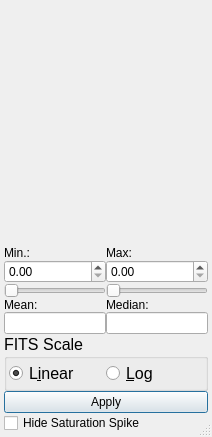
Before: the Qt Designer form kstars/fitsviewer/fitshistogramui.ui in KDE/kstars, drawn with Qt 5.
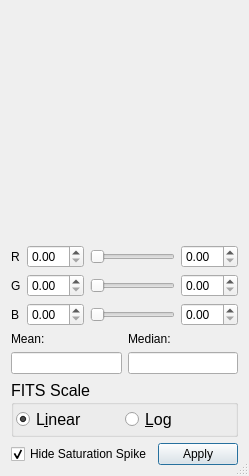
After: the same form once the commit is applied. Custom widgets are drawn as their Qt base class.

Patch:
```diff
--- a/kstars/fitsviewer/fitshistogramui.ui
+++ b/kstars/fitsviewer/fitshistogramui.ui
@@ -6,8 +6,8 @@
    <rect>
     <x>0</x>
     <y>0</y>
-    <width>212</width>
-    <height>437</height>
+    <width>230</width>
+    <height>476</height>
    </rect>
   </property>
   <property name="sizePolicy">
@@ -35,21 +35,6 @@
    <bool>true</bool>
   </property>
   <layout class="QVBoxLayout" name="verticalLayout">
-   <property name="spacing">
-    <number>0</number>
-   </property>
-   <property name="leftMargin">
-    <number>4</number>
-   </property>
-   <property name="topMargin">
-    <number>4</number>
-   </property>
-   <property name="rightMargin">
-    <number>4</number>
-   </property>
-   <property name="bottomMargin">
-    <number>4</number>
-   </property>
    <item>
     <widget class="QCustomPlot" name="histogramPlot" native="true">
      <property name="sizePolicy">
@@ -73,33 +58,79 @@
     </widget>
    </item>
    <item>
-    <layout class="QHBoxLayout" name="horizontalLayout_2">
+    <layout class="QGridLayout" name="gridLayout">
+     <item row="1" column="2">
+      <widget class="ctkRangeSlider" name="greenSlider">
+       <property name="orientation">
+        <enum>Qt::Horizontal</enum>
+       </property>
+      </widget>
+     </item>
+     <item row="1" column="1">
+      <widget class="QDoubleSpinBox" name="minGEdit"/>
+     </item>
+     <item row="2" column="3">
+      <widget class="QDoubleSpinBox" name="maxBEdit"/>
+     </item>
+     <item row="1" column="0">
+      <widget class="QLabel" name="GLabel">
+       <property name="text">
+        <string>G</string>
+       </property>
+      </widget>
+     </item>
+     <item row="0" column="1">
+      <widget class="QDoubleSpinBox" name="minREdit"/>
+     </item>
+     <item row="2" column="1">
+      <widget class="QDoubleSpinBox" name="minBEdit"/>
+     </item>
+     <item row="0" column="0">
+      <widget class="QLabel" name="RLabel">
+       <property name="text">
+        <string>R</string>
+       </property>
+      </widget>
+     </item>
+     <item row="0" column="2">
+      <widget class="ctkRangeSlider" name="redSlider">
+       <property name="orientation">
+        <enum>Qt::Horizontal</enum>
+       </property>
+      </widget>
+     </item>
+     <item row="2" column="0">
+      <widget class="QLabel" name="BLabel">
+       <property name="text">
+        <string>B</string>
+       </property>
+      </widget>
+     </item>
+     <item row="2" column="2">
+      <widget class="ctkRangeSlider" name="blueSlider">
+       <property name="orientation">
+        <enum>Qt::Horizontal</enum>
+       </property>
+      </widget>
+     </item>
+     <item row="0" column="3">
+      <widget class="QDoubleSpinBox" name="maxREdit"/>
+     </item>
+     <item row="1" column="3">
+      <widget class="QDoubleSpinBox" name="maxGEdit"/>
+     </item>
+    </layout>
+   </item>
      <item>
       <layout class="QGridLayout" name="gridLayout_2">
-       <property name="spacing">
-        <number>0</number>
-       </property>
-       <item row="0" column="1">
-        <widget class="QLabel" name="maxLabel">
+     <item row="0" column="0">
+      <widget class="QLabel" name="minLabel_2">
          <property name="text">
-          <string>Max:</string>
+        <string>Mean:</string>
          </property>
         </widget>
        </item>
-       <item row="5" column="1">
-        <widget class="QLineEdit" name="medianEdit">
-         <property name="sizePolicy">
-          <sizepolicy hsizetype="Preferred" vsizetype="Fixed">
-           <horstretch>0</horstretch>
-           <verstretch>0</verstretch>
-          </sizepolicy>
-         </property>
-         <property name="readOnly">
-          <bool>true</bool>
-         </property>
-        </widget>
-       </item>
-       <item row="4" column="1">
+     <item row="0" column="1">
         <widget class="QLabel" name="maxLabel_2">
          <property name="text">
           <string>Median:</string>
@@ -107,12 +138,6 @@
         </widget>
        </item>
        <item row="1" column="0">
-        <widget class="QDoubleSpinBox" name="minEdit"/>
-       </item>
-       <item row="1" column="1">
-        <widget class="QDoubleSpinBox" name="maxEdit"/>
-       </item>
-       <item row="5" column="0">
         <widget class="QLineEdit" name="meanEdit">
          <property name="sizePolicy">
           <sizepolicy hsizetype="Preferred" vsizetype="Fixed">
@@ -125,35 +150,18 @@
          </property>
         </widget>
        </item>
-       <item row="4" column="0">
-        <widget class="QLabel" name="minLabel_2">
-         <property name="text">
-          <string>Mean:</string>
-         </property>
-        </widget>
-       </item>
-       <item row="2" column="0">
-        <widget class="QSlider" name="minSlider">
-         <property name="orientation">
-          <enum>Qt::Horizontal</enum>
-         </property>
-        </widget>
-       </item>
-       <item row="2" column="1">
-        <widget class="QSlider" name="maxSlider">
-         <property name="orientation">
-          <enum>Qt::Horizontal</enum>
-         </property>
-        </widget>
-       </item>
-       <item row="0" column="0">
-        <widget class="QLabel" name="minLabel">
-         <property name="text">
-          <string>Min.:</string>
-         </property>
-        </widget>
-       </item>
-      </layout>
+     <item row="1" column="1">
+      <widget class="QLineEdit" name="medianEdit">
+       <property name="sizePolicy">
+        <sizepolicy hsizetype="Preferred" vsizetype="Fixed">
+         <horstretch>0</horstretch>
+         <verstretch>0</verstretch>
+        </sizepolicy>
+       </property>
+       <property name="readOnly">
+        <bool>true</bool>
+       </property>
+      </widget>
      </item>
     </layout>
    </item>
@@ -216,18 +224,25 @@
     </widget>
    </item>
    <item>
-    <widget class="QPushButton" name="applyB">
-     <property name="text">
-      <string>Apply</string>
-     </property>
-    </widget>
-   </item>
+    <layout class="QHBoxLayout" name="horizontalLayout">
    <item>
     <widget class="QCheckBox" name="hideSaturated">
      <property name="text">
       <string>Hide Saturation Spike</string>
      </property>
-    </widget>
+       <property name="checked">
+        <bool>true</bool>
+       </property>
+      </widget>
+     </item>
+     <item>
+      <widget class="QPushButton" name="applyB">
+       <property name="text">
+        <string>Apply</string>
+       </property>
+      </widget>
+     </item>
+    </layout>
    </item>
   </layout>
  </widget>
@@ -238,6 +253,11 @@
    <header>auxiliary/qcustomplot.h</header>
    <container>1</container>
   </customwidget>
+  <customwidget>
+   <class>ctkRangeSlider</class>
+   <extends>QSlider</extends>
+   <header>auxiliary/ctkrangeslider.h</header>
+  </customwidget>
  </customwidgets>
  <resources/>
  <connections/>
```
Left out of the diff: 9 changed lines with no effect on the pictures. Lines whose indentation alone changed are shown as unchanged.
